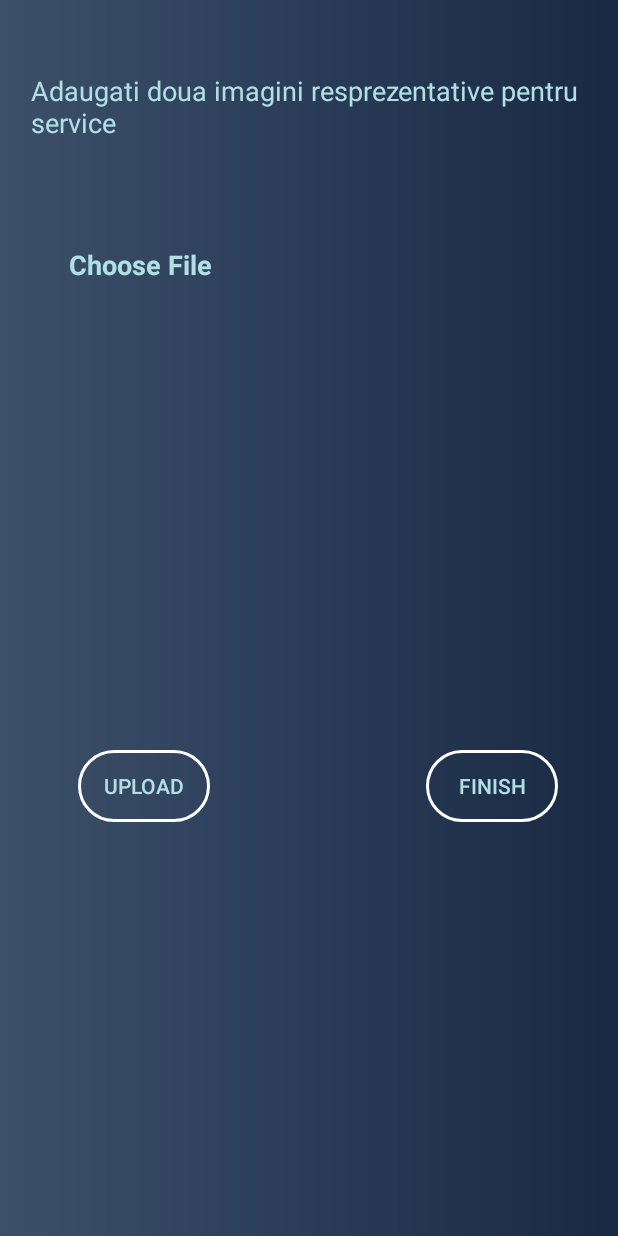
After one commit to georgianaciobanu/LICENTA_fin, an Android app: the layout activity_upload_image.xml on its own in the app's theme, with its tools: preview values and no code run, on a phone screen of 412 x 824 dp. The commit adds this screen. Run offline under Robolectric (Android 15) with nearby library versions, the phone set to English and light mode, and no system bars.

Commit message:
upload image and retrive into auto swipper

```diff
--- a/app/src/main/AndroidManifest.xml
+++ b/app/src/main/AndroidManifest.xml
@@ -23,7 +23,9 @@
         android:supportsRtl="true"
         android:theme="@style/AppTheme"
         tools:replace="android:appComponentFactory">
-        <activity android:name=".view.DateTimePickerActivity"></activity>
+        <activity android:name=".view.ServiceDetailsActivity"></activity>
+        <activity android:name=".view.UploadImageActivity" />
+        <activity android:name=".view.DateTimePickerActivity" />
         <activity android:name=".view.ChooseServicesActivity" />
         <activity android:name=".view.SearchedServiceActivity" />
         <activity android:name=".presenter.TrimiteCerereActivity" />
--- a/app/src/main/java/com/example/proiect_licenta/view/HomeScreenClientActivity.java
+++ b/app/src/main/java/com/example/proiect_licenta/view/HomeScreenClientActivity.java
@@ -81,7 +81,7 @@ public class HomeScreenClientActivity extends AppCompatActivity implements Navig
         View vi = inflater.inflate(R.layout.nav_header, null);
 
 
-        //TODO: AFISEAZA IN MENIU INFO USERULUI/SERVICE
+
 
 
 
--- a/app/src/main/java/com/example/proiect_licenta/view/SearchServiceFragment.java
+++ b/app/src/main/java/com/example/proiect_licenta/view/SearchServiceFragment.java
@@ -88,7 +88,7 @@ public class SearchServiceFragment extends Fragment {
         return view;
     }
 
-    //TODO: cauta in functie de produse si distanta
+
 
 
     public void goToServicesList() {
--- a/app/src/main/res/layout/activity_search_location.xml
+++ b/app/src/main/res/layout/activity_search_location.xml
@@ -99,7 +99,7 @@
         android:layout_marginEnd="8dp"
         android:layout_marginBottom="-69dp"
         android:background="@drawable/button_config"
-        android:text="@string/BTN_finish_service_register"
+        android:text="NEXT"
         android:textColor="@color/colorBlue" />
 
 
--- /dev/null
+++ b/app/src/main/res/layout/activity_upload_image.xml
@@ -0,0 +1,89 @@
+<?xml version="1.0" encoding="utf-8"?>
+<androidx.constraintlayout.widget.ConstraintLayout xmlns:android="http://schemas.android.com/apk/res/android"
+    xmlns:app="http://schemas.android.com/apk/res-auto"
+    xmlns:tools="http://schemas.android.com/tools"
+    android:background="@drawable/gradient"
+    android:layout_width="match_parent"
+    android:layout_height="match_parent"
+    tools:context=".view.UploadImageActivity">
+
+
+    <TextView
+        android:id="@+id/TW_img"
+        android:layout_width="370dp"
+        android:layout_height="52dp"
+        android:layout_marginStart="8dp"
+        android:layout_marginTop="48dp"
+        android:layout_marginEnd="8dp"
+        android:text="@string/TW_img"
+        android:textColor="@color/colorBlue"
+        android:textSize="18dp"
+        app:layout_constraintEnd_toEndOf="parent"
+        app:layout_constraintHorizontal_bias="0.487"
+        app:layout_constraintStart_toStartOf="parent"
+        app:layout_constraintTop_toTopOf="parent">
+
+    </TextView>
+
+    <Button
+        android:id="@+id/BTN_upload"
+        android:layout_width="wrap_content"
+        android:layout_height="wrap_content"
+        android:layout_marginStart="52dp"
+        android:layout_marginTop="32dp"
+        android:layout_marginBottom="8dp"
+        android:background="@drawable/button_config"
+        android:text="@string/BTN_upload"
+        android:textColor="@color/colorBlue"
+        app:layout_constraintEnd_toStartOf="@+id/BTN_finish"
+        app:layout_constraintHorizontal_bias="0.0"
+        app:layout_constraintStart_toStartOf="parent"
+        app:layout_constraintTop_toBottomOf="@+id/img_view_upload"
+        app:layout_constraintVertical_bias="0.342">
+
+    </Button>
+
+    <TextView
+        android:id="@+id/tx_chooseFile"
+        android:layout_width="wrap_content"
+        android:layout_height="wrap_content"
+        android:layout_marginTop="64dp"
+        android:text="Choose File"
+        android:textColor="@color/colorBlue"
+        android:textSize="18dp"
+        android:textStyle="bold"
+        app:layout_constraintEnd_toEndOf="parent"
+        app:layout_constraintHorizontal_bias="0.145"
+        app:layout_constraintStart_toStartOf="parent"
+        app:layout_constraintTop_toBottomOf="@+id/TW_img" />
+
+
+
+    <ImageView
+        android:id="@+id/img_view_upload"
+        android:layout_width="344dp"
+        android:layout_height="215dp"
+        android:layout_marginTop="64dp"
+        app:layout_constraintEnd_toEndOf="parent"
+        app:layout_constraintHorizontal_bias="0.787"
+        app:layout_constraintStart_toStartOf="parent"
+        app:layout_constraintTop_toBottomOf="@+id/tx_chooseFile" />
+
+    <Button
+        android:id="@+id/BTN_finish"
+        android:layout_width="wrap_content"
+        android:layout_height="wrap_content"
+        android:layout_marginTop="32dp"
+        android:layout_marginEnd="40dp"
+        android:background="@drawable/button_config"
+        android:text="FINISH"
+        android:textColor="@color/colorBlue"
+        app:layout_constraintBottom_toBottomOf="parent"
+        app:layout_constraintEnd_toEndOf="parent"
+        app:layout_constraintTop_toBottomOf="@+id/img_view_upload"
+        app:layout_constraintVertical_bias="0.0">
+
+    </Button>
+
+
+</androidx.constraintlayout.widget.ConstraintLayout>
```
Also changed, not shown: app/build.gradle (+11 -0 lines), app/src/main/java/com/example/proiect_licenta/MainActivity.java (+11 -1 lines), app/src/main/java/com/example/proiect_licenta/model/Upload.java (added, +24 -0 lines), app/src/main/java/com/example/proiect_licenta/presenter/FirebaseFunctions.java (+24 -0 lines), app/src/main/java/com/example/proiect_licenta/view/AddServicesListActivity.java (+17 -4 lines), app/src/main/java/com/example/proiect_licenta/view/SearchLocationActivity.java (+7 -2 lines), app/src/main/java/com/example/proiect_licenta/view/SearchedServiceActivity.java (+1 -41 lines), app/src/main/java/com/example/proiect_licenta/view/ServiceDetailsActivity.java (added, +96 -0 lines), app/src/main/java/com/example/proiect_licenta/view/SignUpServiceProfileActivity.java (+11 -19 lines), app/src/main/java/com/example/proiect_licenta/view/UploadImageActivity.java (added, +165 -0 lines), app/src/main/res/layout/activity_service_details.xml (added, +26 -0 lines), app/src/main/res/layout/activity_sign_up_service_profile.xml (+7 -32 lines), app/src/main/res/layout/view_custom.xml (added, +19 -0 lines), build.gradle (line endings or trailing spaces), 1 other file.
